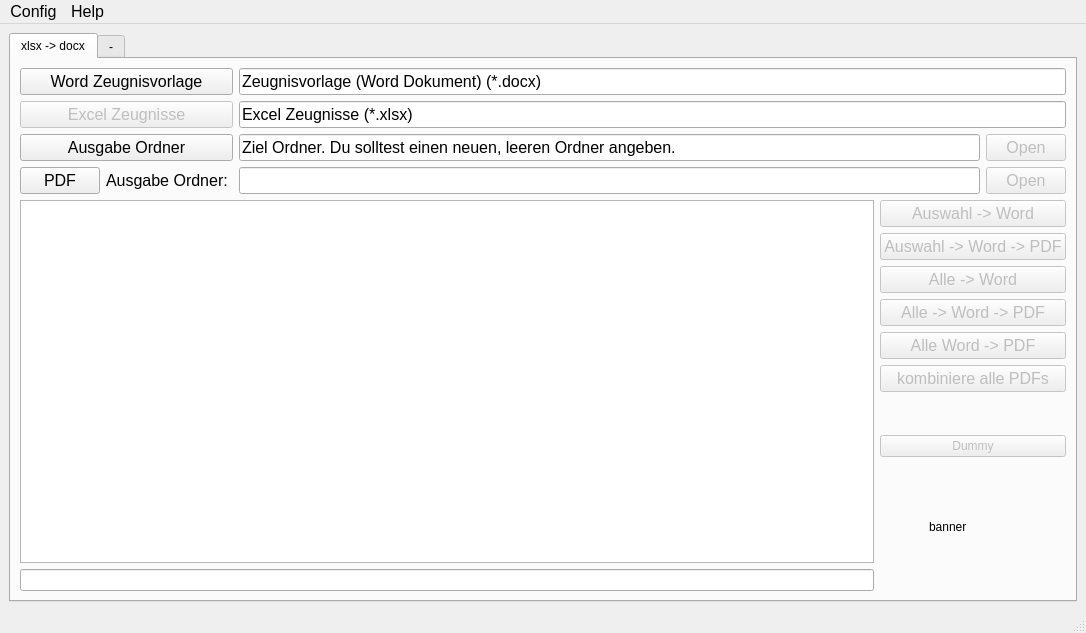
The window that GUI/Converter.ui (StefanHol/SchoolReport_Excel2Word2PDF) describes before a commit, drawn with Qt 5.
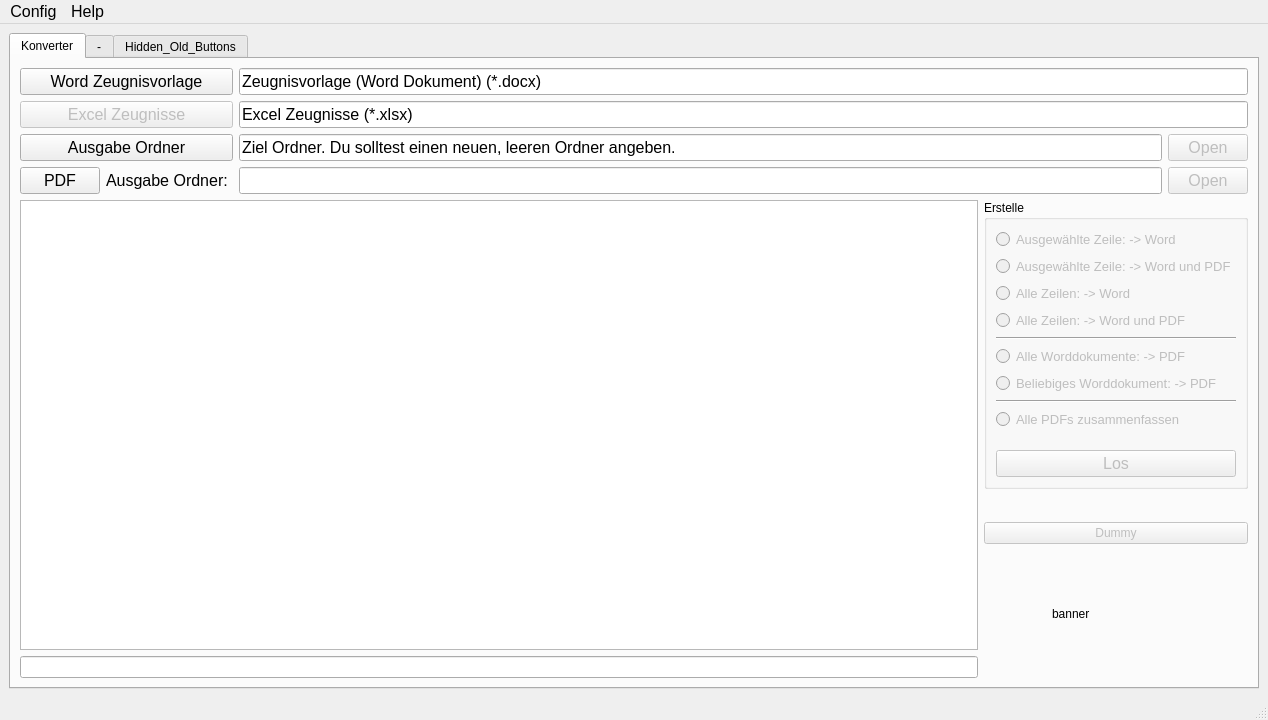
The same window after the commit.

Patch:
```diff
--- a/GUI/Converter.ui
+++ b/GUI/Converter.ui
@@ -6,8 +6,8 @@
    <rect>
     <x>0</x>
     <y>0</y>
-    <width>1086</width>
-    <height>633</height>
+    <width>1268</width>
+    <height>720</height>
    </rect>
   </property>
   <property name="windowTitle">
@@ -15,16 +15,25 @@
   </property>
   <widget class="QWidget" name="centralwidget">
    <layout class="QGridLayout" name="gridLayout_2">
-    <item row="0" column="0">
+    <item row="0" column="1">
      <widget class="QTabWidget" name="tabWidget">
+      <property name="enabled">
+       <bool>true</bool>
+      </property>
+      <property name="tabShape">
+       <enum>QTabWidget::Rounded</enum>
+      </property>
       <property name="currentIndex">
        <number>0</number>
       </property>
+      <property name="tabBarAutoHide">
+       <bool>false</bool>
+      </property>
       <widget class="QWidget" name="tab">
        <attribute name="title">
-        <string>xlsx -&gt; docx</string>
+        <string>Konverter</string>
        </attribute>
-       <layout class="QGridLayout" name="gridLayout">
+       <layout class="QGridLayout" name="gridLayout_3">
         <item row="0" column="0" colspan="2">
          <layout class="QHBoxLayout" name="horizontalLayout_2">
           <item>
@@ -190,96 +199,193 @@
           </item>
          </layout>
         </item>
+        <item row="1" column="0">
+         <layout class="QVBoxLayout" name="verticalLayout_2">
+          <item>
+           <widget class="QTableView" name="tableView">
+            <property name="font">
+             <font>
+              <pointsize>8</pointsize>
+             </font>
+            </property>
+            <property name="alternatingRowColors">
+             <bool>true</bool>
+            </property>
+           </widget>
+          </item>
+          <item>
+           <widget class="QLineEdit" name="lineEdit_infoline">
+            <property name="readOnly">
+             <bool>false</bool>
+            </property>
+           </widget>
+          </item>
+         </layout>
+        </item>
         <item row="1" column="1">
          <layout class="QVBoxLayout" name="verticalLayout">
           <item>
-           <widget class="QPushButton" name="pushButton_create_only_selected_docx">
+           <widget class="QGroupBox" name="groupBox_2">
+            <property name="title">
+             <string>Erstelle</string>
+            </property>
+            <layout class="QGridLayout" name="gridLayout">
+             <item row="0" column="0">
+              <layout class="QVBoxLayout" name="verticalLayout_7">
+               <item>
+                <widget class="QRadioButton" name="radioButton_create_only_selected_docx">
             <property name="enabled">
              <bool>false</bool>
             </property>
             <property name="font">
              <font>
-              <pointsize>12</pointsize>
+                   <pointsize>10</pointsize>
              </font>
             </property>
             <property name="text">
-             <string>Auswahl -&gt; Word</string>
+                  <string>Ausgewählte Zeile: -&gt; Word</string>
             </property>
            </widget>
           </item>
           <item>
-           <widget class="QPushButton" name="pushButton_create_only_selected_docx_pdf">
+                <widget class="QRadioButton" name="radioButton_create_only_selected_docx_pdf">
             <property name="enabled">
              <bool>false</bool>
             </property>
             <property name="font">
              <font>
-              <pointsize>12</pointsize>
+                   <pointsize>10</pointsize>
              </font>
             </property>
             <property name="text">
-             <string>Auswahl -&gt; Word -&gt; PDF</string>
+                  <string>Ausgewählte Zeile: -&gt; Word und PDF</string>
             </property>
            </widget>
           </item>
           <item>
-           <widget class="QPushButton" name="pushButton_create_all_docx">
+                <widget class="QRadioButton" name="radioButton_create_all_docx">
             <property name="enabled">
              <bool>false</bool>
             </property>
             <property name="font">
              <font>
-              <pointsize>12</pointsize>
+                   <pointsize>10</pointsize>
              </font>
             </property>
             <property name="text">
-             <string>Alle -&gt; Word</string>
+                  <string>Alle Zeilen: -&gt; Word</string>
             </property>
            </widget>
           </item>
           <item>
-           <widget class="QPushButton" name="pushButton_create_all_docx_pdf">
+                <widget class="QRadioButton" name="radioButton_create_all_docx_pdf">
             <property name="enabled">
              <bool>false</bool>
             </property>
             <property name="font">
              <font>
-              <pointsize>12</pointsize>
+                   <pointsize>10</pointsize>
              </font>
             </property>
             <property name="text">
-             <string>Alle -&gt; Word -&gt; PDF</string>
+                  <string>Alle Zeilen: -&gt; Word und PDF</string>
             </property>
            </widget>
           </item>
           <item>
-           <widget class="QPushButton" name="pushButton_convert_all_docx_tp_pdf">
+                <widget class="Line" name="line">
+                 <property name="orientation">
+                  <enum>Qt::Horizontal</enum>
+                 </property>
+                </widget>
+               </item>
+               <item>
+                <widget class="QRadioButton" name="radioButton_convert_all_docx_to_pdf">
             <property name="enabled">
              <bool>false</bool>
             </property>
             <property name="font">
              <font>
-              <pointsize>12</pointsize>
+                   <pointsize>10</pointsize>
              </font>
             </property>
             <property name="text">
-             <string>Alle Word -&gt; PDF</string>
+                  <string>Alle Worddokumente: -&gt; PDF</string>
             </property>
            </widget>
           </item>
           <item>
-           <widget class="QPushButton" name="pushButton_combine_pdfs">
+                <widget class="QRadioButton" name="radioButton_convert_selected_docx_to_pdf">
             <property name="enabled">
              <bool>false</bool>
             </property>
             <property name="font">
              <font>
+                   <pointsize>10</pointsize>
+                  </font>
+                 </property>
+                 <property name="text">
+                  <string>Beliebiges Worddokument: -&gt; PDF</string>
+                 </property>
+                </widget>
+               </item>
+               <item>
+                <widget class="Line" name="line_2">
+                 <property name="orientation">
+                  <enum>Qt::Horizontal</enum>
+                 </property>
+                </widget>
+               </item>
+               <item>
+                <widget class="QRadioButton" name="radioButton_combine_pdfs">
+                 <property name="enabled">
+                  <bool>false</bool>
+                 </property>
+                 <property name="font">
+                  <font>
+                   <pointsize>10</pointsize>
+                  </font>
+                 </property>
+                 <property name="text">
+                  <string>Alle PDFs zusammenfassen</string>
+                 </property>
+                </widget>
+               </item>
+               <item>
+                <spacer name="verticalSpacer_3">
+                 <property name="orientation">
+                  <enum>Qt::Vertical</enum>
+                 </property>
+                 <property name="sizeHint" stdset="0">
+                  <size>
+                   <width>20</width>
+                   <height>40</height>
+                  </size>
+                 </property>
+                </spacer>
+               </item>
+               <item>
+                <layout class="QHBoxLayout" name="horizontalLayout_4">
+                 <item>
+                  <widget class="QPushButton" name="pushButton_go">
+                   <property name="enabled">
+                    <bool>false</bool>
+                   </property>
+                   <property name="font">
+                    <font>
               <pointsize>12</pointsize>
              </font>
             </property>
             <property name="text">
-             <string>kombiniere alle PDFs</string>
-            </property>
+                    <string>Los</string>
+                   </property>
+                  </widget>
+                 </item>
+                </layout>
+               </item>
+              </layout>
+             </item>
+            </layout>
            </widget>
           </item>
           <item>
@@ -295,6 +401,19 @@
             </property>
            </spacer>
           </item>
+          <item>
+           <spacer name="verticalSpacer_2">
+            <property name="orientation">
+             <enum>Qt::Vertical</enum>
+            </property>
+            <property name="sizeHint" stdset="0">
+             <size>
+              <width>20</width>
+              <height>40</height>
+             </size>
+            </property>
+           </spacer>
+          </item>
           <item>
            <widget class="QPushButton" name="pushButton_Dummy">
             <property name="enabled">
@@ -342,30 +461,23 @@
               </property>
              </widget>
             </item>
-           </layout>
-          </item>
-         </layout>
-        </item>
-        <item row="1" column="0">
-         <layout class="QVBoxLayout" name="verticalLayout_2">
           <item>
-           <widget class="QTableView" name="tableView">
-            <property name="font">
-             <font>
-              <pointsize>8</pointsize>
-             </font>
-            </property>
-            <property name="alternatingRowColors">
-             <bool>true</bool>
-            </property>
-           </widget>
-          </item>
-          <item>
-           <widget class="QLineEdit" name="lineEdit_infoline">
-            <property name="readOnly">
-             <bool>false</bool>
-            </property>
-           </widget>
+             <spacer name="horizontalSpacer_2">
+              <property name="orientation">
+               <enum>Qt::Horizontal</enum>
+              </property>
+              <property name="sizeType">
+               <enum>QSizePolicy::Minimum</enum>
+              </property>
+              <property name="sizeHint" stdset="0">
+               <size>
+                <width>40</width>
+                <height>20</height>
+               </size>
+              </property>
+             </spacer>
+            </item>
+           </layout>
           </item>
          </layout>
         </item>
@@ -377,6 +489,128 @@
        </attribute>
        <layout class="QGridLayout" name="gridLayout_5"/>
       </widget>
+      <widget class="QWidget" name="tab_2">
+       <attribute name="title">
+        <string>Hidden_Old_Buttons</string>
+       </attribute>
+       <widget class="QWidget" name="">
+        <property name="geometry">
+         <rect>
+          <x>10</x>
+          <y>10</y>
+          <width>192</width>
+          <height>227</height>
+         </rect>
+        </property>
+        <layout class="QVBoxLayout" name="verticalLayout_6">
+         <item>
+          <widget class="QPushButton" name="pushButton_create_only_selected_docx">
+           <property name="enabled">
+            <bool>false</bool>
+           </property>
+           <property name="font">
+            <font>
+             <pointsize>12</pointsize>
+            </font>
+           </property>
+           <property name="text">
+            <string>Auswahl -&gt; Word</string>
+           </property>
+          </widget>
+         </item>
+         <item>
+          <widget class="QPushButton" name="pushButton_create_only_selected_docx_pdf">
+           <property name="enabled">
+            <bool>false</bool>
+           </property>
+           <property name="font">
+            <font>
+             <pointsize>12</pointsize>
+            </font>
+           </property>
+           <property name="text">
+            <string>Auswahl -&gt; Word -&gt; PDF</string>
+           </property>
+          </widget>
+         </item>
+         <item>
+          <widget class="QPushButton" name="pushButton_create_all_docx">
+           <property name="enabled">
+            <bool>false</bool>
+           </property>
+           <property name="font">
+            <font>
+             <pointsize>12</pointsize>
+            </font>
+           </property>
+           <property name="text">
+            <string>Alle -&gt; Word</string>
+           </property>
+          </widget>
+         </item>
+         <item>
+          <widget class="QPushButton" name="pushButton_create_all_docx_pdf">
+           <property name="enabled">
+            <bool>false</bool>
+           </property>
+           <property name="font">
+            <font>
+             <pointsize>12</pointsize>
+            </font>
+           </property>
+           <property name="text">
+            <string>Alle -&gt; Word -&gt; PDF</string>
+           </property>
+          </widget>
+         </item>
+         <item>
+          <widget class="QPushButton" name="pushButton_convert_all_docx_to_pdf">
+           <property name="enabled">
+            <bool>false</bool>
+           </property>
+           <property name="font">
+            <font>
+             <pointsize>12</pointsize>
+            </font>
+           </property>
+           <property name="text">
+            <string>Alle Word -&gt; PDF</string>
+           </property>
+          </widget>
+         </item>
+         <item>
+          <widget class="QPushButton" name="pushButton_combine_pdfs">
+           <property name="enabled">
+            <bool>false</bool>
+           </property>
+           <property name="font">
+            <font>
+             <pointsize>12</pointsize>
+            </font>
+           </property>
+           <property name="text">
+            <string>kombiniere alle PDFs</string>
+           </property>
+          </widget>
+         </item>
+         <item>
+          <widget class="QPushButton" name="pushButton_convert_selected_docx_to_pdf">
+           <property name="enabled">
+            <bool>false</bool>
+           </property>
+           <property name="font">
+            <font>
+             <pointsize>12</pointsize>
+            </font>
+           </property>
+           <property name="text">
+            <string>Wähle 1x Word -&gt; PDF</string>
+           </property>
+          </widget>
+         </item>
+        </layout>
+       </widget>
+      </widget>
      </widget>
     </item>
    </layout>
@@ -386,7 +620,7 @@
     <rect>
      <x>0</x>
      <y>0</y>
-     <width>1086</width>
+     <width>1268</width>
      <height>27</height>
     </rect>
    </property>
```
Left out of the diff: 15 changed lines with no effect on the pictures. Lines whose indentation alone changed are shown as unchanged.
